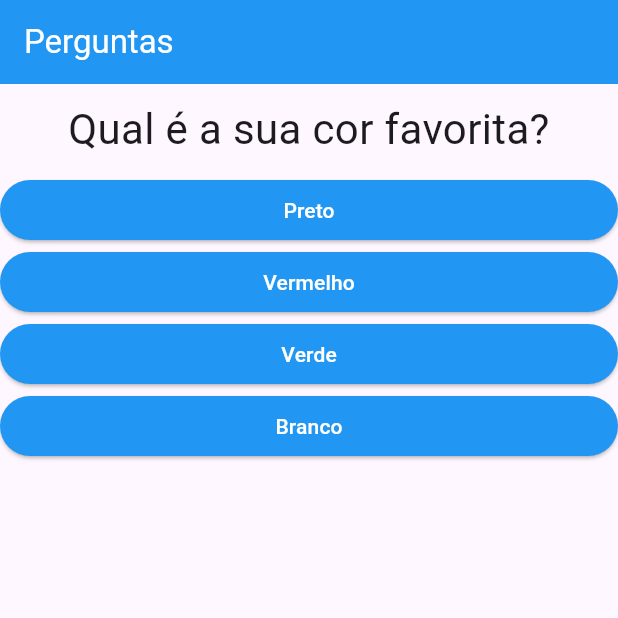
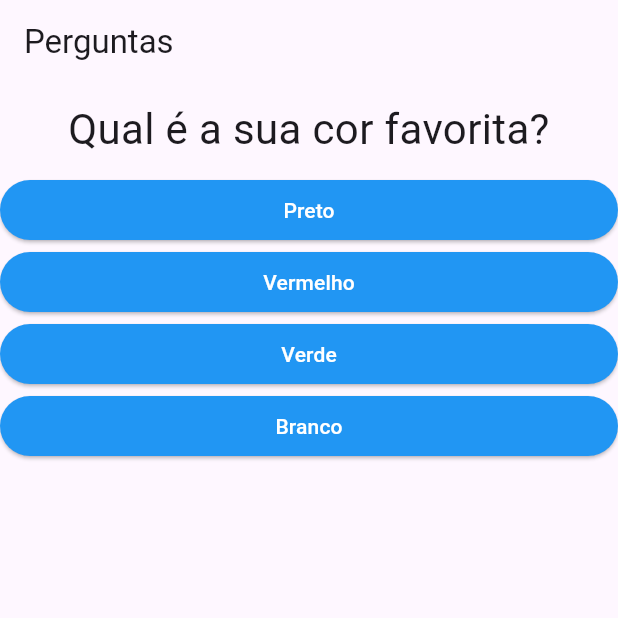
Before and after one commit to ezequielbrilhantedev/App-Perguntas, a Flutter app: the screen it shows after launch, on a phone screen of 412 x 824 dp, the top half of it. Run offline on Flutter 3.47's test engine with Material 3 defaults, Android fonts, the phone set to English and light mode, and no system bars.

Commit message:
fim do modulo 1

```diff
--- a/lib/main.dart
+++ b/lib/main.dart
@@ -7,66 +7,71 @@ void main() => runApp(const PerguntaApp());
 
 class _PerguntaAppState extends State<PerguntaApp> {
   var _perguntaSelecionada = 0;
+  var _pontuacaoTotal = 0;
+  final _perguntas = const [
+    {
+      'texto': 'Qual é a sua cor favorita?',
+      'respostas': [
+        {'texto': 'Preto', 'pontuacao': 10},
+        {'texto': 'Vermelho', 'pontuacao': 5},
+        {'texto': 'Verde', 'pontuacao': 3},
+        {'texto': 'Branco', 'pontuacao': 1},
+      ],
+    },
+    {
+      'texto': 'Qual é o seu animal favorito?',
+      'respostas': [
+        {'texto': 'Coelho', 'pontuacao': 10},
+        {'texto': 'Cobra', 'pontuacao': 5},
+        {'texto': 'Elefante', 'pontuacao': 3},
+        {'texto': 'Leão', 'pontuacao': 1},
+      ],
+    },
+    {
+      'texto': 'Qual é o seu instrutor favorito?',
+      'respostas': [
+        {'texto': 'Leo', 'pontuacao': 10},
+        {'texto': 'Maria', 'pontuacao': 5},
+        {'texto': 'João', 'pontuacao': 3},
+        {'texto': 'Pedro', 'pontuacao': 1},
+      ],
+    }
+  ];
 
-  void _responder() {
+  void _responder(int pontuacao) {
     if (temPerguntaSelecionada) {
       setState(() {
         _perguntaSelecionada++;
+        _pontuacaoTotal += pontuacao;
       });
     }
+  }
+
+  void _reiniciarQuestionario() {
+    setState(() {
+      _perguntaSelecionada = 0;
+      _pontuacaoTotal = 0;
+    });
   }
 
   bool get temPerguntaSelecionada {
     return _perguntaSelecionada < _perguntas.length;
   }
 
-  final _perguntas = const [
-    {
-      'texto': 'Qual é a sua cor favorita?',
-      'respostas': [
-        {'texto': 'Preto', 'nota': 10},
-        {'texto': 'Vermelho', 'nota': 5},
-        {'texto': 'Verde', 'nota': 3},
-        {'texto': 'Branco', 'nota': 1}
-      ],
-    },
-    {
-      'texto': 'Qual é o seu animal favorito?',
-      'respostas': [
-        {'texto': 'Coelho', 'nota': 10},
-        {'texto': 'Cobra', 'nota': 5},
-        {'texto': 'Elefante', 'nota': 3},
-        {'texto': 'Leão', 'nota': 1},
-      ],
-    },
-    {
-      'texto': 'Qual é o seu instrutor favorito?',
-      'respostas': [
-        {'texto': 'Maria', 'nota': 10},
-        {'texto': 'João', 'nota': 5},
-        {'texto': 'Leo', 'nota': 3},
-        {'texto': 'Pedro', 'nota': 1},
-      ],
-    },
-  ];
-
   @override
   Widget build(BuildContext context) {
     return MaterialApp(
       home: Scaffold(
         appBar: AppBar(
-          title: const Text(
-            'Perguntas',
-            style: TextStyle(color: Colors.white),
-          ),
-          backgroundColor: Colors.blue,
+          title: const Text('Perguntas'),
         ),
         body: temPerguntaSelecionada
             ? Questionario(
                 perguntas: _perguntas,
                 perguntaSelecionada: _perguntaSelecionada,
-                quandoResponder: _responder)
-            : const Resultado(),
+                quandoResponder: _responder,
+              )
+            : Resultado(_pontuacaoTotal, _reiniciarQuestionario),
       ),
     );
   }
--- a/lib/questionario.dart
+++ b/lib/questionario.dart
@@ -6,7 +6,7 @@ import './resposta.dart';
 class Questionario extends StatelessWidget {
   final List<Map<String, Object>> perguntas;
   final int perguntaSelecionada;
-  final void Function() quandoResponder;
+  final void Function(int) quandoResponder;
 
   const Questionario({
     required this.perguntas,
@@ -29,9 +29,12 @@ class Questionario extends StatelessWidget {
     return Column(
       children: [
         Questao(perguntas[perguntaSelecionada]['texto'] as String),
-        ...respostas
-            .map((resp) => Resposta(resp['texto'] as String, quandoResponder))
-            .toList(),
+        ...respostas.map((resp) {
+          return Resposta(
+            resp['texto'] as String,
+            () => quandoResponder(resp['pontuacao'] as int),
+          );
+        }).toList(),
       ],
     );
   }
```
Also changed, not shown: lib/resultado.dart (+34 -6 lines).
